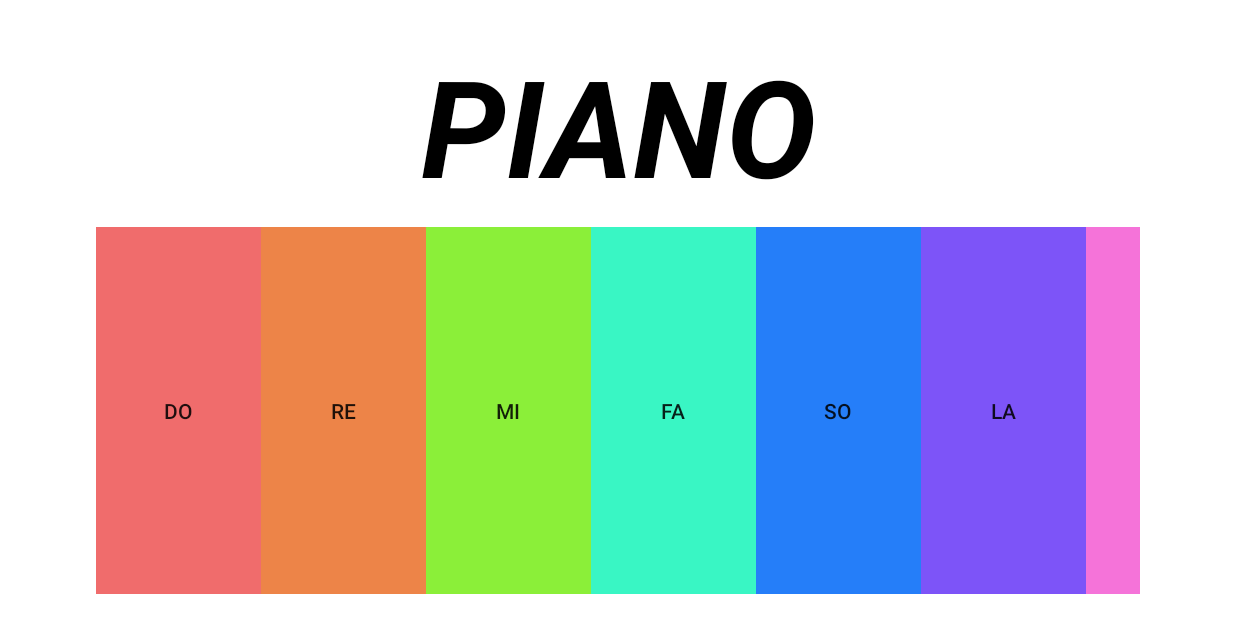
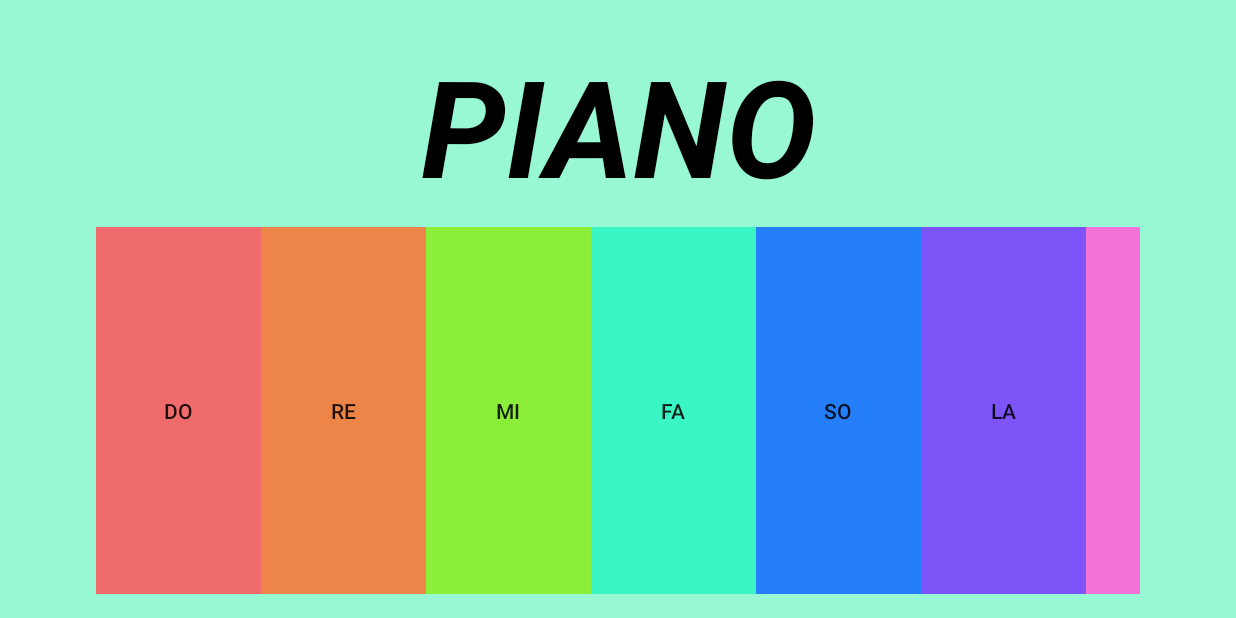
Before and after one commit to sirikwan38/Piano250359, an Android app: the screen it shows after launch (MainActivity), on a phone screen of 824 x 412 dp (held sideways). Run offline under Robolectric (Android 15) with nearby library versions, the phone set to English and light mode, and no system bars.

Commit message:
finish
bind widget

```diff
--- a/app/src/main/java/ice_pbru/khamhor/sirikwan/piano/MainActivity.java
+++ b/app/src/main/java/ice_pbru/khamhor/sirikwan/piano/MainActivity.java
@@ -1,6 +1,8 @@
 package ice_pbru.khamhor.sirikwan.piano;
 
+import android.content.Intent;
 import android.media.MediaPlayer;
+import android.net.Uri;
 import android.support.v7.app.AppCompatActivity;
 import android.os.Bundle;
 import android.view.View;
@@ -137,6 +139,16 @@ public class MainActivity extends AppCompatActivity {
                 });
             }
         });
+        DoButton.setOnClickListener(new View.OnClickListener() {
+            @Override
+            public void onClick(View v) {
+
+                //web view
+                Intent intent = new Intent(Intent.ACTION_VIEW);
+                intent.setData(Uri.parse("https://www.youtube.com/watch?v=A5ONARghuvQ"));
+                startActivity(intent);
+            }
+        });
 
 
     }//buttonController
--- a/app/src/main/res/layout/activity_main.xml
+++ b/app/src/main/res/layout/activity_main.xml
@@ -8,7 +8,7 @@
     android:paddingRight="@dimen/activity_horizontal_margin"
     android:paddingTop="@dimen/activity_vertical_margin"
     tools:context="ice_pbru.khamhor.sirikwan.piano.MainActivity"
-    android:background="#ffffff">
+    android:background="#97f8d3">
 
     <LinearLayout
         android:orientation="vertical"
```
